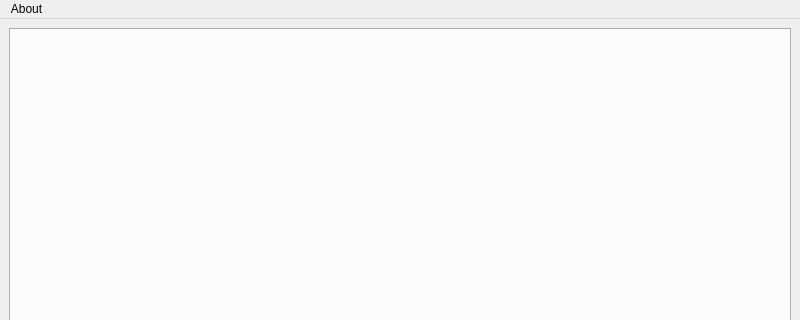
This is QtBrainChartGUI/mainwindow.ui in CBICA/niCHART as Qt 5 draws it before an edit; both pictures show x 0 to 800 and y 0 to 320 of the 800 by 600 pixel window. The edited form follows.
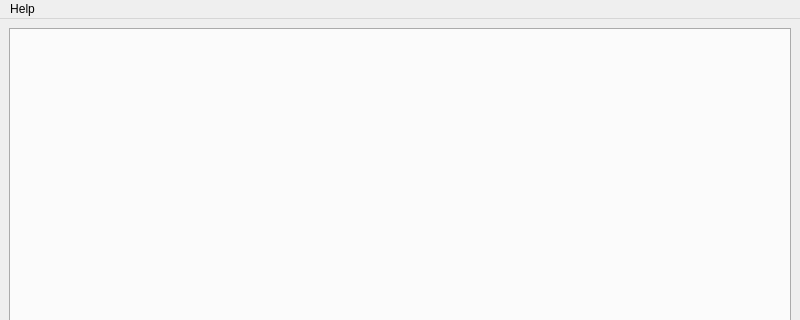
This is the edited form.

Commit message: Update logo & add help menu

What changed in the file:
```diff
--- a/QtBrainChartGUI/mainwindow.ui
+++ b/QtBrainChartGUI/mainwindow.ui
@@ -30,16 +30,16 @@
      <x>0</x>
      <y>0</y>
      <width>800</width>
-     <height>24</height>
+     <height>22</height>
     </rect>
    </property>
-   <widget class="QMenu" name="menuAbout">
+   <widget class="QMenu" name="menuHelp">
     <property name="title">
-     <string>About</string>
+     <string>Help</string>
     </property>
     <addaction name="actionAbout"/>
    </widget>
-   <addaction name="menuAbout"/>
+   <addaction name="menuHelp"/>
   </widget>
   <widget class="QStatusBar" name="statusbar"/>
   <action name="actionAbout">
```
Left out of the diff: 6 changed lines with no effect on the pictures. The commit also changes 6 other files.
